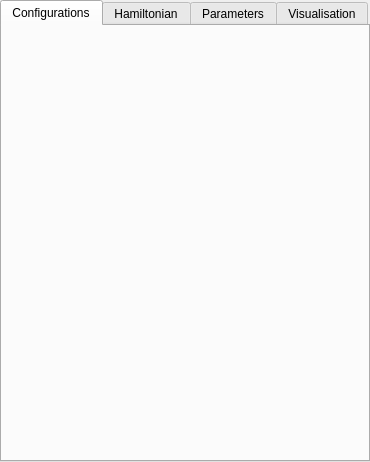
Qt form ui-qt/ui/SettingsWidget.ui (spirit-code/spirit) before a commit.
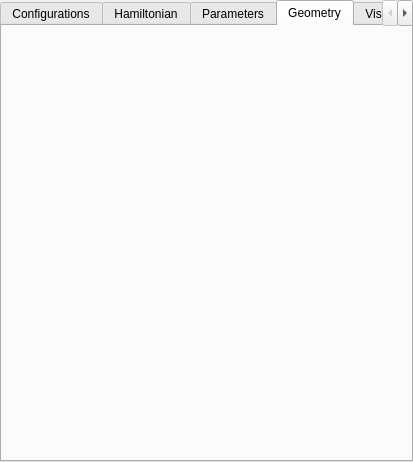
The same form after that commit. The open tabs and pages were chosen to show the change.

Commit message: Started initial implementation of variable geometry. - GeometryWidget with setters for n_cells - API functions: some setters with first implementation of variable n_cells - There are several bugs, such as the Hamiltonian not being set correctly and the visualisation not being updated correctly

```diff
--- a/ui-qt/ui/SettingsWidget.ui
+++ b/ui-qt/ui/SettingsWidget.ui
@@ -6,7 +6,7 @@
    <rect>
     <x>0</x>
     <y>0</y>
-    <width>370</width>
+    <width>413</width>
     <height>462</height>
    </rect>
   </property>
@@ -115,6 +115,12 @@
        </property>
       </layout>
      </widget>
+     <widget class="QWidget" name="tab_Settings_Geometry">
+      <attribute name="title">
+       <string>Geometry</string>
+      </attribute>
+      <layout class="QVBoxLayout" name="verticalLayout"/>
+     </widget>
      <widget class="QWidget" name="tab_Settings_Visualisation">
       <attribute name="title">
        <string>Visualisation</string>
```
The commit also changes 10 other files.
